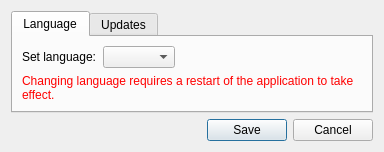
This is gui/settingsdialog.ui in Soerboe/Urim as Qt 5 draws it before an edit. The edited form follows.
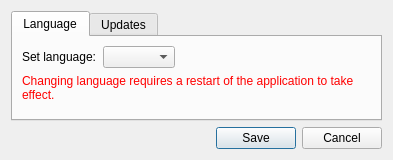
This is the edited form.

Commit message: Places settingswindow in screen center

What changed in the file:
```diff
--- a/gui/settingsdialog.ui
+++ b/gui/settingsdialog.ui
@@ -6,8 +6,8 @@
    <rect>
     <x>0</x>
     <y>0</y>
-    <width>384</width>
-    <height>152</height>
+    <width>393</width>
+    <height>160</height>
    </rect>
   </property>
   <property name="windowTitle">
```
The commit also changes 1 other file.
